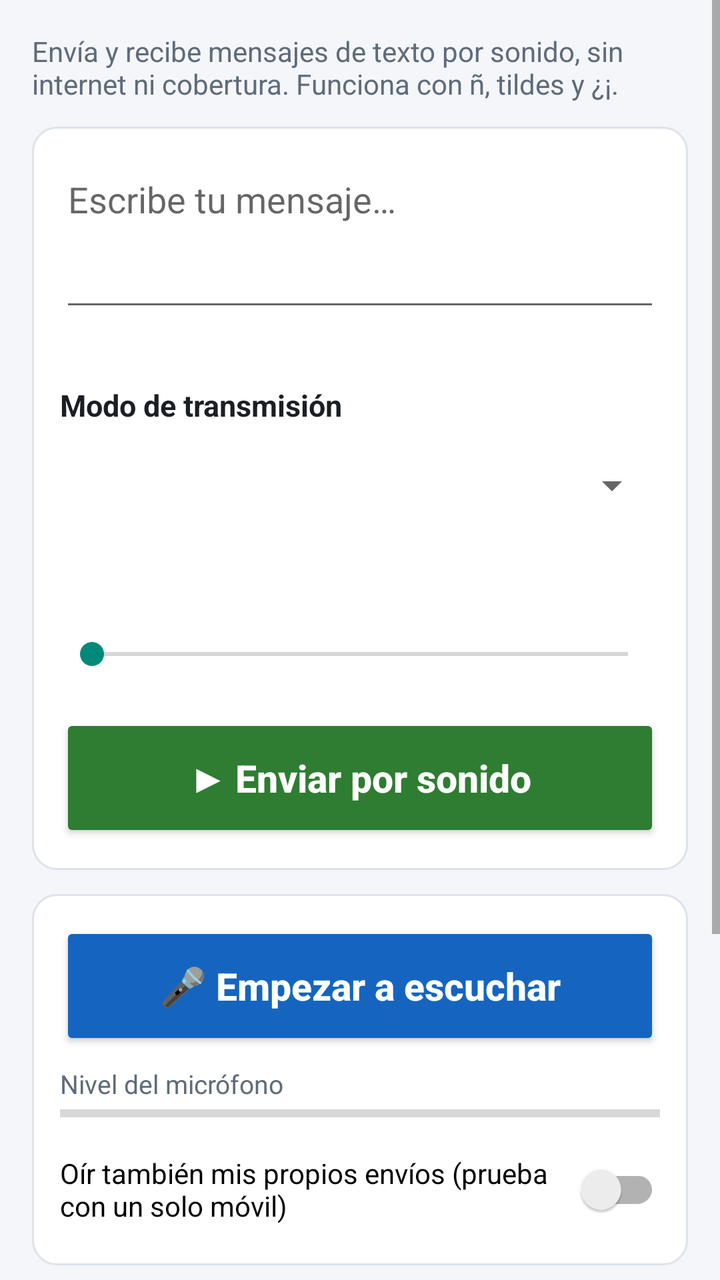
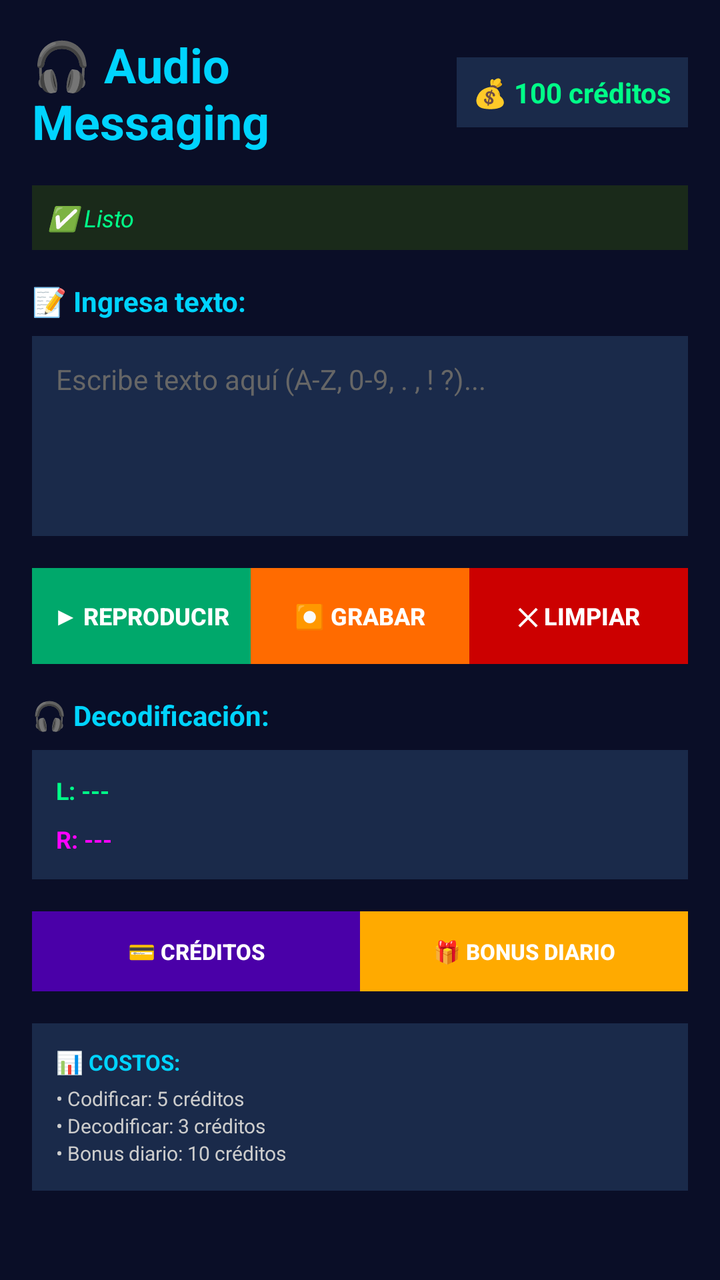

The first picture is an Android layout as it rendered before a commit; the second is the same layout after the commit. The layout source and the unified diff follow.
<!-- AndroidManifest.xml: application theme Theme.Lesvc -->
<!-- res/layout/activity_main.xml -->
<?xml version="1.0" encoding="utf-8"?>
<ScrollView xmlns:android="http://schemas.android.com/apk/res/android"
    android:id="@+id/scroll"
    android:layout_width="match_parent"
    android:layout_height="match_parent"
    android:fillViewport="true">

    <LinearLayout
        android:layout_width="match_parent"
        android:layout_height="wrap_content"
        android:orientation="vertical"
        android:padding="16dp">

        <TextView
            android:layout_width="match_parent"
            android:layout_height="wrap_content"
            android:text="@string/subtitulo"
            android:textColor="@color/texto_suave"
            android:textSize="14sp" />

        
        <LinearLayout
            android:layout_width="match_parent"
            android:layout_height="wrap_content"
            android:layout_marginTop="12dp"
            android:background="@drawable/tarjeta"
            android:orientation="vertical"
            android:padding="14dp">

            <EditText
                android:id="@+id/textoMensaje"
                android:layout_width="match_parent"
                android:layout_height="wrap_content"
                android:gravity="top|start"
                android:hint="@string/hint_mensaje"
                android:importantForAutofill="no"
                android:inputType="textMultiLine|textCapSentences"
                android:maxLines="6"
                android:minLines="3"
                android:textSize="18sp" />

            <TextView
                android:id="@+id/contador"
                android:layout_width="match_parent"
                android:layout_height="wrap_content"
                android:gravity="end"
                android:textColor="@color/texto_suave"
                android:textSize="13sp" />

            <TextView style="@style/Etiqueta" android:text="@string/modo" />

            <Spinner
                android:id="@+id/selectorProtocolo"
                android:layout_width="match_parent"
                android:layout_height="52dp" />

            <TextView
                android:id="@+id/avisoUltra"
                android:layout_width="match_parent"
                android:layout_height="wrap_content"
                android:text="@string/aviso_ultra"
                android:textColor="@color/aviso"
                android:textSize="13sp"
                android:visibility="gone" />

            <TextView
                android:id="@+id/etiquetaVolumen"
                style="@style/Etiqueta" />

            <SeekBar
                android:id="@+id/volumen"
                android:layout_width="match_parent"
                android:layout_height="40dp"
                android:max="99" />

            <Button
                android:id="@+id/botonEnviar"
                style="@style/BotonGrande"
                android:layout_marginTop="10dp"
                android:backgroundTint="@color/enviar"
                android:text="@string/enviar" />
        </LinearLayout>

        
        <LinearLayout
            android:layout_width="match_parent"
            android:layout_height="wrap_content"
            android:layout_marginTop="12dp"
            android:background="@drawable/tarjeta"
            android:orientation="vertical"
            android:padding="14dp">

            <Button
                android:id="@+id/botonEscuchar"
                style="@style/BotonGrande"
                android:backgroundTint="@color/escuchar"
                android:text="@string/escuchar" />

            <TextView
                android:layout_width="match_parent"
                android:layout_height="wrap_content"
                android:layout_marginTop="8dp"
                android:text="@string/nivel_micro"
                android:textColor="@color/texto_suave"
                android:textSize="13sp" />

            <ProgressBar
                android:id="@+id/nivelMicro"
                style="?android:attr/progressBarStyleHorizontal"
                android:layout_width="match_parent"
                android:layout_height="12dp"
                android:max="100" />

            <androidx.appcompat.widget.SwitchCompat
                android:id="@+id/oirme"
                android:layout_width="match_parent"
                android:layout_height="wrap_content"
                android:layout_marginTop="8dp"
                android:minHeight="48dp"
                android:text="@string/oirme"
                android:textSize="14sp" />
        </LinearLayout>

        <TextView
            android:id="@+id/estado"
            android:layout_width="match_parent"
            android:layout_height="wrap_content"
            android:layout_marginTop="12dp"
            android:background="#E3F2FD"
            android:padding="10dp"
            android:textColor="@color/primario"
            android:textSize="15sp" />

        
        <LinearLayout
            android:layout_width="match_parent"
            android:layout_height="wrap_content"
            android:layout_marginTop="8dp"
            android:gravity="center_vertical"
            android:orientation="horizontal">

            <TextView
                style="@style/Etiqueta"
                android:layout_width="0dp"
                android:layout_weight="1"
                android:text="@string/mensajes"
                android:textSize="17sp" />

            <Button
                android:id="@+id/botonLimpiar"
                style="@style/Widget.AppCompat.Button.Borderless.Colored"
                android:layout_width="wrap_content"
                android:layout_height="48dp"
                android:text="@string/limpiar"
                android:textAllCaps="false" />
        </LinearLayout>

        <TextView
            android:id="@+id/historial"
            android:layout_width="match_parent"
            android:layout_height="wrap_content"
            android:background="@drawable/tarjeta"
            android:lineSpacingExtra="4dp"
            android:minHeight="120dp"
            android:padding="12dp"
            android:text="@string/sin_mensajes"
            android:textColor="@color/texto"
            android:textIsSelectable="true"
            android:textSize="16sp" />
    </LinearLayout>
</ScrollView>
<!-- resources referenced by this layout -->
<resources>
  <color name="aviso">#B26A00</color>
  <color name="enviar">#2E7D32</color>
  <color name="escuchar">#1565C0</color>
  <color name="primario">#0D47A1</color>
  <color name="texto">#1B1F24</color>
  <color name="texto_suave">#5F6B7A</color>
  <!-- drawable tarjeta (drawable) -->
  <?xml version="1.0" encoding="utf-8"?>
  <shape xmlns:android="http://schemas.android.com/apk/res/android" android:shape="rectangle">
      <solid android:color="@color/tarjeta"/>
      <corners android:radius="12dp"/>
      <stroke android:width="1dp" android:color="#DDE3EA"/>
  </shape>
  <string name="aviso_ultra">Experimental: usa frecuencias de 15–19,5 kHz. Muchos móviles no las emiten o no las captan bien; el alcance suele ser de pocos centímetros a 1–2 metros.</string>
  <string name="enviar">▶  Enviar por sonido</string>
  <string name="escuchar">🎤  Empezar a escuchar</string>
  <string name="hint_mensaje">Escribe tu mensaje…</string>
  <string name="limpiar">Borrar</string>
  <string name="mensajes">Mensajes</string>
  <string name="modo">Modo de transmisión</string>
  <string name="nivel_micro">Nivel del micrófono</string>
  <string name="oirme">Oír también mis propios envíos (prueba con un solo móvil)</string>
  <string name="sin_mensajes">Aún no hay mensajes. Pulsa «Empezar a escuchar» y acerca el otro móvil.</string>
  <string name="subtitulo">Envía y recibe mensajes de texto por sonido, sin internet ni cobertura. Funciona con ñ, tildes y ¿¡.</string>
  <style name="BotonGrande" parent="Widget.AppCompat.Button.Colored">
          <item name="android:layout_width">match_parent</item>
          <item name="android:layout_height">64dp</item>
          <item name="android:textSize">19sp</item>
          <item name="android:textAllCaps">false</item>
          <item name="android:textStyle">bold</item>
          <item name="android:textColor">#FFFFFF</item>
      </style>
  <style name="Etiqueta">
          <item name="android:layout_width">match_parent</item>
          <item name="android:layout_height">wrap_content</item>
          <item name="android:textSize">15sp</item>
          <item name="android:textStyle">bold</item>
          <item name="android:textColor">@color/texto</item>
          <item name="android:layout_marginTop">14dp</item>
          <item name="android:layout_marginBottom">4dp</item>
      </style>
  <style name="Theme.Lesvc" parent="Theme.AppCompat.Light.DarkActionBar">
          <item name="colorPrimary">@color/primario</item>
          <item name="colorPrimaryDark">@color/primario_oscuro</item>
          <item name="colorAccent">@color/acento</item>
          <item name="android:windowBackground">@color/fondo</item>
      </style>
  <color name="tarjeta">#FFFFFF</color>
  <color name="primario_oscuro">#002171</color>
  <color name="acento">#00897B</color>
  <color name="fondo">#F4F6F9</color>
</resources>

<!-- the commit's change to res/layout/activity_main.xml (unified diff, before → after) -->
@@ -1,171 +1,230 @@
 <?xml version="1.0" encoding="utf-8"?>
-<ScrollView xmlns:android="http://schemas.android.com/apk/res/android"
-    android:id="@+id/scroll"
+<LinearLayout xmlns:android="http://schemas.android.com/apk/res/android"
     android:layout_width="match_parent"
     android:layout_height="match_parent"
-    android:fillViewport="true">
+    android:orientation="vertical"
+    android:padding="16dp"
+    android:background="#0a0e27">
+
+    
+    <LinearLayout
+        android:layout_width="match_parent"
+        android:layout_height="wrap_content"
+        android:orientation="horizontal"
+        android:gravity="center_vertical"
+        android:layout_marginBottom="16dp">
+
+        <TextView
+            android:layout_width="0dp"
+            android:layout_height="wrap_content"
+            android:layout_weight="1"
+            android:text="🎧 Audio Messaging"
+            android:textSize="24sp"
+            android:textStyle="bold"
+            android:textColor="#00d4ff" />
+
+        <TextView
+            android:id="@+id/balanceText"
+            android:layout_width="wrap_content"
+            android:layout_height="wrap_content"
+            android:text="💰 100 créditos"
+            android:textSize="14sp"
+            android:textColor="#00ff88"
+            android:padding="8dp"
+            android:background="#1a2a4a"
+            android:textStyle="bold" />
+    </LinearLayout>
+
+    
+    <TextView
+        android:id="@+id/statusText"
+        android:layout_width="match_parent"
+        android:layout_height="wrap_content"
+        android:text="✅ Listo"
+        android:textSize="12sp"
+        android:textColor="#00ff88"
+        android:padding="8dp"
+        android:background="#1a2a1a"
+        android:layout_marginBottom="16dp"
+        android:textStyle="italic" />
+
+    
+    <TextView
+        android:layout_width="match_parent"
+        android:layout_height="wrap_content"
+        android:text="📝 Ingresa texto:"
+        android:textSize="14sp"
+        android:textColor="#00d4ff"
+        android:textStyle="bold"
+        android:layout_marginBottom="8dp" />
+
+    <EditText
+        android:id="@+id/textInput"
+        android:layout_width="match_parent"
+        android:layout_height="100dp"
+        android:hint="Escribe texto aquí (A-Z, 0-9, . , ! ?)..."
+        android:textColor="#ffffff"
+        android:textColorHint="#666666"
+        android:background="#1a2a4a"
+        android:padding="12dp"
+        android:layout_marginBottom="16dp"
+        android:textSize="14sp"
+        android:gravity="top"
+        android:inputType="textMultiLine" />
+
+    
+    <LinearLayout
+        android:layout_width="match_parent"
+        android:layout_height="wrap_content"
+        android:orientation="horizontal"
+        android:spacing="8dp"
+        android:layout_marginBottom="16dp">
+
+        <Button
+            android:id="@+id/btnEncode"
+            android:layout_width="0dp"
+            android:layout_height="48dp"
+            android:layout_weight="1"
+            android:text="▶ Reproducir"
+            android:textSize="12sp"
+            android:textStyle="bold"
+            android:background="#00a86b"
+            android:textColor="#ffffff"
+            android:cornerRadius="8dp" />
+
+        <Button
+            android:id="@+id/btnDecode"
+            android:layout_width="0dp"
+            android:layout_height="48dp"
+            android:layout_weight="1"
+            android:text="⏺ Grabar"
+            android:textSize="12sp"
+            android:textStyle="bold"
+            android:background="#ff6b00"
+            android:textColor="#ffffff"
+            android:cornerRadius="8dp" />
+
+        <Button
+            android:id="@+id/btnClear"
+            android:layout_width="0dp"
+            android:layout_height="48dp"
+            android:layout_weight="1"
+            android:text="✕ Limpiar"
+            android:textSize="12sp"
+            android:textStyle="bold"
+            android:background="#cc0000"
+            android:textColor="#ffffff"
+            android:cornerRadius="8dp" />
+    </LinearLayout>
+
+    
+    <TextView
+        android:layout_width="match_parent"
+        android:layout_height="wrap_content"
+        android:text="🎧 Decodificación:"
+        android:textSize="14sp"
+        android:textColor="#00d4ff"
+        android:textStyle="bold"
+        android:layout_marginBottom="8dp" />
 
     <LinearLayout
         android:layout_width="match_parent"
         android:layout_height="wrap_content"
         android:orientation="vertical"
-        android:padding="16dp">
-
-        <TextView
-            android:layout_width="match_parent"
-            android:layout_height="wrap_content"
-            android:text="@string/subtitulo"
-            android:textColor="@color/texto_suave"
-            android:textSize="14sp" />
-
-        
-        <LinearLayout
-            android:layout_width="match_parent"
-            android:layout_height="wrap_content"
-            android:layout_marginTop="12dp"
-            android:background="@drawable/tarjeta"
-            android:orientation="vertical"
-            android:padding="14dp">
-
-            <EditText
-                android:id="@+id/textoMensaje"
-                android:layout_width="match_parent"
-                android:layout_height="wrap_content"
-                android:gravity="top|start"
-                android:hint="@string/hint_mensaje"
-                android:importantForAutofill="no"
-                android:inputType="textMultiLine|textCapSentences"
-                android:maxLines="6"
-                android:minLines="3"
-                android:textSize="18sp" />
-
-            <TextView
-                android:id="@+id/contador"
-                android:layout_width="match_parent"
-                android:layout_height="wrap_content"
-                android:gravity="end"
-                android:textColor="@color/texto_suave"
-                android:textSize="13sp" />
-
-            <TextView style="@style/Etiqueta" android:text="@string/modo" />
-
-            <Spinner
-                android:id="@+id/selectorProtocolo"
-                android:layout_width="match_parent"
-                android:layout_height="52dp" />
-
-            <TextView
-                android:id="@+id/avisoUltra"
-                android:layout_width="match_parent"
-                android:layout_height="wrap_content"
-                android:text="@string/aviso_ultra"
-                android:textColor="@color/aviso"
-                android:textSize="13sp"
-                android:visibility="gone" />
-
-            <TextView
-                android:id="@+id/etiquetaVolumen"
-                style="@style/Etiqueta" />
-
-            <SeekBar
-                android:id="@+id/volumen"
-                android:layout_width="match_parent"
-                android:layout_height="40dp"
-                android:max="99" />
-
-            <Button
-                android:id="@+id/botonEnviar"
-                style="@style/BotonGrande"
-                android:layout_marginTop="10dp"
-                android:backgroundTint="@color/enviar"
-                android:text="@string/enviar" />
-        </LinearLayout>
-
-        
-        <LinearLayout
-            android:layout_width="match_parent"
-            android:layout_height="wrap_content"
-            android:layout_marginTop="12dp"
-            android:background="@drawable/tarjeta"
-            android:orientation="vertical"
-            android:padding="14dp">
-
-            <Button
-                android:id="@+id/botonEscuchar"
-                style="@style/BotonGrande"
-                android:backgroundTint="@color/escuchar"
-                android:text="@string/escuchar" />
-
-            <TextView
-                android:layout_width="match_parent"
-                android:layout_height="wrap_content"
-                android:layout_marginTop="8dp"
-                android:text="@string/nivel_micro"
-                android:textColor="@color/texto_suave"
-                android:textSize="13sp" />
-
-            <ProgressBar
-                android:id="@+id/nivelMicro"
-                style="?android:attr/progressBarStyleHorizontal"
-                android:layout_width="match_parent"
-                android:layout_height="12dp"
-                android:max="100" />
-
-            <androidx.appcompat.widget.SwitchCompat
-                android:id="@+id/oirme"
-                android:layout_width="match_parent"
-                android:layout_height="wrap_content"
-                android:layout_marginTop="8dp"
-                android:minHeight="48dp"
-                android:text="@string/oirme"
-                android:textSize="14sp" />
-        </LinearLayout>
-
-        <TextView
-            android:id="@+id/estado"
-            android:layout_width="match_parent"
-            android:layout_height="wrap_content"
-            android:layout_marginTop="12dp"
-            android:background="#E3F2FD"
-            android:padding="10dp"
-            android:textColor="@color/primario"
-            android:textSize="15sp" />
-
-        
-        <LinearLayout
-            android:layout_width="match_parent"
-            android:layout_height="wrap_content"
-            android:layout_marginTop="8dp"
-            android:gravity="center_vertical"
-            android:orientation="horizontal">
-
-            <TextView
-                style="@style/Etiqueta"
-                android:layout_width="0dp"
-                android:layout_weight="1"
-                android:text="@string/mensajes"
-                android:textSize="17sp" />
-
-            <Button
-                android:id="@+id/botonLimpiar"
-                style="@style/Widget.AppCompat.Button.Borderless.Colored"
-                android:layout_width="wrap_content"
-                android:layout_height="48dp"
-                android:text="@string/limpiar"
-                android:textAllCaps="false" />
-        </LinearLayout>
-
-        <TextView
-            android:id="@+id/historial"
-            android:layout_width="match_parent"
-            android:layout_height="wrap_content"
-            android:background="@drawable/tarjeta"
-            android:lineSpacingExtra="4dp"
-            android:minHeight="120dp"
-            android:padding="12dp"
-            android:text="@string/sin_mensajes"
-            android:textColor="@color/texto"
-            android:textIsSelectable="true"
-            android:textSize="16sp" />
-    </LinearLayout>
-</ScrollView>
+        android:background="#1a2a4a"
+        android:padding="12dp"
+        android:layout_marginBottom="16dp">
+
+        <TextView
+            android:id="@+id/textOutputL"
+            android:layout_width="match_parent"
+            android:layout_height="wrap_content"
+            android:text="L: ---"
+            android:textSize="12sp"
+            android:textColor="#00ff88"
+            android:layout_marginBottom="8dp"
+            android:textStyle="bold" />
+
+        <TextView
+            android:id="@+id/textOutputR"
+            android:layout_width="match_parent"
+            android:layout_height="wrap_content"
+            android:text="R: ---"
+            android:textSize="12sp"
+            android:textColor="#ff00ff"
+            android:textStyle="bold" />
+    </LinearLayout>
+
+    
+    <LinearLayout
+        android:layout_width="match_parent"
+        android:layout_height="wrap_content"
+        android:orientation="horizontal"
+        android:spacing="8dp">
+
+        <Button
+            android:id="@+id/btnCredits"
+            android:layout_width="0dp"
+            android:layout_height="40dp"
+            android:layout_weight="1"
+            android:text="💳 Créditos"
+            android:textSize="11sp"
+            android:textStyle="bold"
+            android:background="#4a00a8"
+            android:textColor="#ffffff"
+            android:cornerRadius="8dp" />
+
+        <Button
+            android:id="@+id/btnDaily"
+            android:layout_width="0dp"
+            android:layout_height="40dp"
+            android:layout_weight="1"
+            android:text="🎁 Bonus Diario"
+            android:textSize="11sp"
+            android:textStyle="bold"
+            android:background="#ffaa00"
+            android:textColor="#ffffff"
+            android:cornerRadius="8dp" />
+    </LinearLayout>
+
+    
+    <LinearLayout
+        android:layout_width="match_parent"
+        android:layout_height="wrap_content"
+        android:orientation="vertical"
+        android:layout_marginTop="16dp"
+        android:padding="12dp"
+        android:background="#1a2a4a">
+
+        <TextView
+            android:layout_width="match_parent"
+            android:layout_height="wrap_content"
+            android:text="📊 COSTOS:"
+            android:textSize="11sp"
+            android:textColor="#00d4ff"
+            android:textStyle="bold"
+            android:layout_marginBottom="4dp" />
+
+        <TextView
+            android:layout_width="match_parent"
+            android:layout_height="wrap_content"
+            android:text="• Codificar: 5 créditos"
+            android:textSize="10sp"
+            android:textColor="#cccccc" />
+
+        <TextView
+            android:layout_width="match_parent"
+            android:layout_height="wrap_content"
+            android:text="• Decodificar: 3 créditos"
+            android:textSize="10sp"
+            android:textColor="#cccccc" />
+
+        <TextView
+            android:layout_width="match_parent"
+            android:layout_height="wrap_content"
+            android:text="• Bonus diario: 10 créditos"
+            android:textSize="10sp"
+            android:textColor="#cccccc" />
+    </LinearLayout>
+
+</LinearLayout>
<!-- resource entries referenced after the edit -->
@@ -1,53 +1,12 @@
 <!-- resources referenced by this layout -->
 <resources>
-  <color name="aviso">#B26A00</color>
-  <color name="enviar">#2E7D32</color>
-  <color name="escuchar">#1565C0</color>
   <color name="primario">#0D47A1</color>
-  <color name="texto">#1B1F24</color>
-  <color name="texto_suave">#5F6B7A</color>
-  <!-- drawable tarjeta (drawable) -->
-  <?xml version="1.0" encoding="utf-8"?>
-  <shape xmlns:android="http://schemas.android.com/apk/res/android" android:shape="rectangle">
-      <solid android:color="@color/tarjeta"/>
-      <corners android:radius="12dp"/>
-      <stroke android:width="1dp" android:color="#DDE3EA"/>
-  </shape>
-  <string name="aviso_ultra">Experimental: usa frecuencias de 15–19,5 kHz. Muchos móviles no las emiten o no las captan bien; el alcance suele ser de pocos centímetros a 1–2 metros.</string>
-  <string name="enviar">▶  Enviar por sonido</string>
-  <string name="escuchar">🎤  Empezar a escuchar</string>
-  <string name="hint_mensaje">Escribe tu mensaje…</string>
-  <string name="limpiar">Borrar</string>
-  <string name="mensajes">Mensajes</string>
-  <string name="modo">Modo de transmisión</string>
-  <string name="nivel_micro">Nivel del micrófono</string>
-  <string name="oirme">Oír también mis propios envíos (prueba con un solo móvil)</string>
-  <string name="sin_mensajes">Aún no hay mensajes. Pulsa «Empezar a escuchar» y acerca el otro móvil.</string>
-  <string name="subtitulo">Envía y recibe mensajes de texto por sonido, sin internet ni cobertura. Funciona con ñ, tildes y ¿¡.</string>
-  <style name="BotonGrande" parent="Widget.AppCompat.Button.Colored">
-          <item name="android:layout_width">match_parent</item>
-          <item name="android:layout_height">64dp</item>
-          <item name="android:textSize">19sp</item>
-          <item name="android:textAllCaps">false</item>
-          <item name="android:textStyle">bold</item>
-          <item name="android:textColor">#FFFFFF</item>
-      </style>
-  <style name="Etiqueta">
-          <item name="android:layout_width">match_parent</item>
-          <item name="android:layout_height">wrap_content</item>
-          <item name="android:textSize">15sp</item>
-          <item name="android:textStyle">bold</item>
-          <item name="android:textColor">@color/texto</item>
-          <item name="android:layout_marginTop">14dp</item>
-          <item name="android:layout_marginBottom">4dp</item>
-      </style>
   <style name="Theme.Lesvc" parent="Theme.AppCompat.Light.DarkActionBar">
           <item name="colorPrimary">@color/primario</item>
           <item name="colorPrimaryDark">@color/primario_oscuro</item>
           <item name="colorAccent">@color/acento</item>
           <item name="android:windowBackground">@color/fondo</item>
       </style>
-  <color name="tarjeta">#FFFFFF</color>
   <color name="primario_oscuro">#002171</color>
   <color name="acento">#00897B</color>
   <color name="fondo">#F4F6F9</color>
